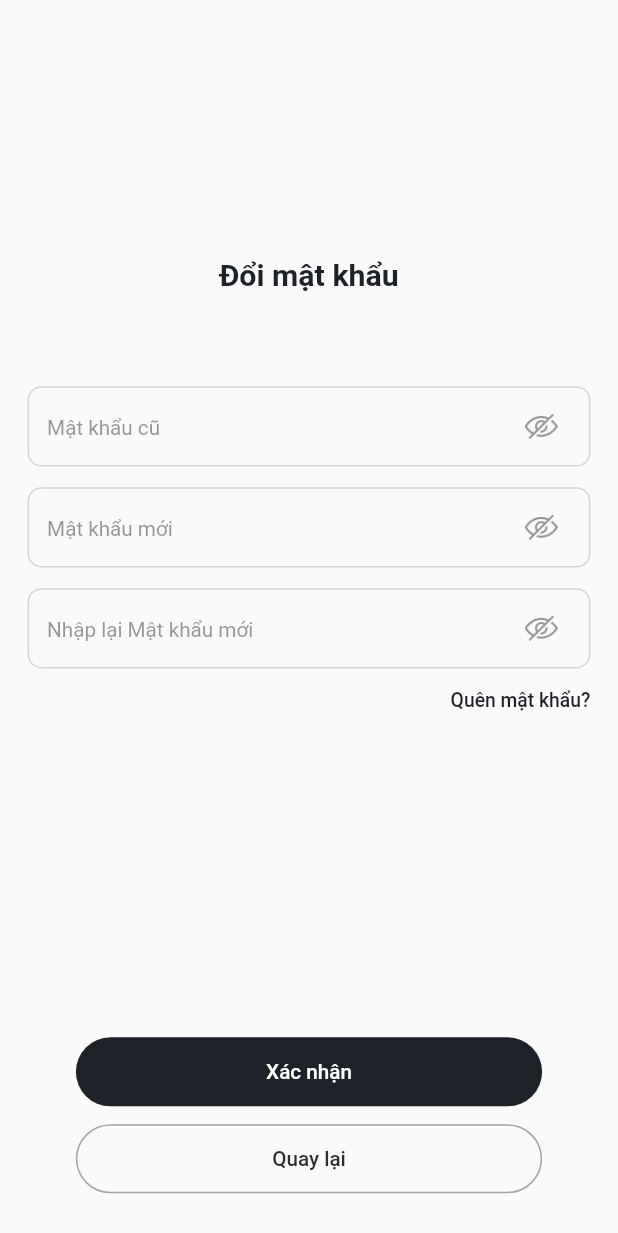
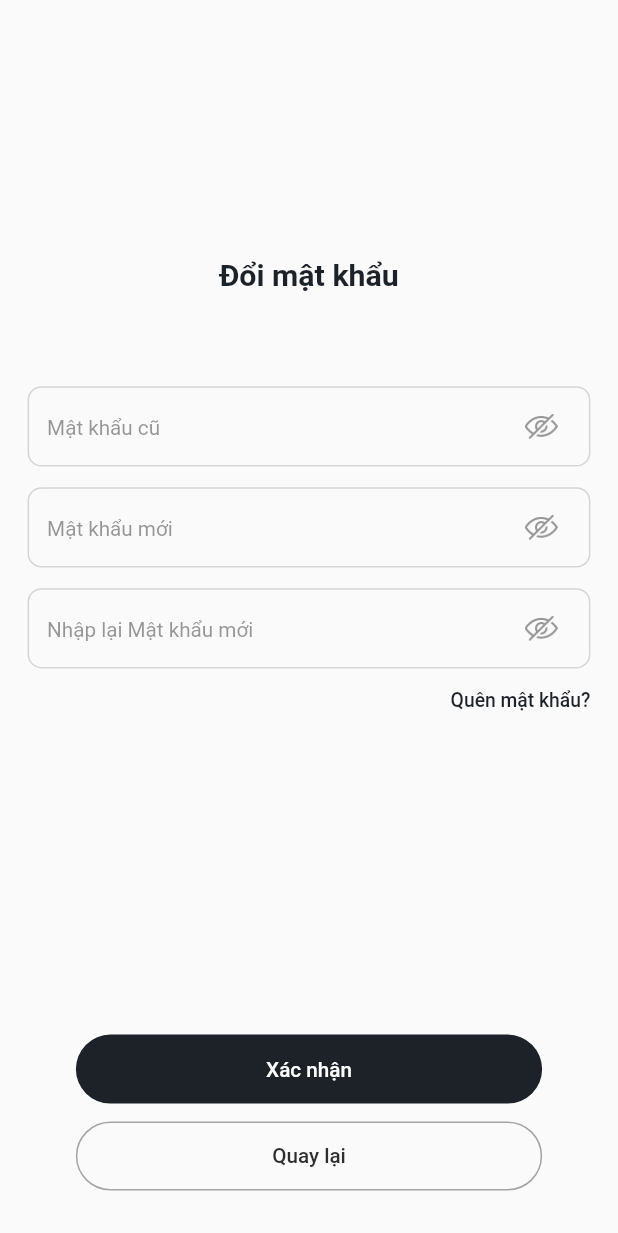
Before and after one commit to CongNgheMoi2024/app_zalo, a Flutter app: the ChangePasswordScreen screen opened directly, on a phone screen of 412 x 824 dp. Shown: the top 1233 px of the screen. Run offline on Flutter 3.47's test engine with Material 2 defaults, Android fonts, the phone set to English and light mode, and no system bars; our stand-ins replace cached_network_image, contacts_service, dio, flutter_bloc, flutter_svg, hive and 7 more; missing offline and left inert: envify, stomp_dart_client; accounts and stored records are empty.

Commit message:
new code
new code

```diff
--- a/lib/screens/change_password/ui/change_password_screen.dart
+++ b/lib/screens/change_password/ui/change_password_screen.dart
@@ -131,7 +131,7 @@ class _ChangePasswordScreenState extends State<ChangePasswordScreen> {
           ),
         ),
         bottomNavigationBar: Container(
-            height: 152.sp,
+            height: 171.sp,
             padding: EdgeInsets.only(bottom: 25.sp),
             child: Column(
               children: [
@@ -149,6 +149,12 @@ class _ChangePasswordScreenState extends State<ChangePasswordScreen> {
                         : Column(
                             crossAxisAlignment: CrossAxisAlignment.center,
                             children: [
+                                state is ErrorChangePasswordState
+                                    ? Container()
+                                    : SizedBox(
+                                        width: widthMedia,
+                                        height: 17.sp,
+                                      ),
                                 ButtonBottomNavigated(
                                     title: "Xác nhận",
                                     isValidate: isPasswordValid &&
@@ -168,14 +174,18 @@ class _ChangePasswordScreenState extends State<ChangePasswordScreen> {
                                     }),
                                 state is ErrorChangePasswordState
                                     ? Text(
-                                        "Đổi mật khẩu thất bại",
-                                        style: text14.medium.error,
+                                        "Mật khẩu không đúng",
+                                        style: text13.medium.error,
                                       )
                                     : Container(),
                               ]);
                   }
                 }),
-                ButtonBottomNext(title: "Quay lại")
+                ButtonBottomNext(
+                    title: "Quay lại",
+                    onPressed: () {
+                      Navigator.pop(context);
+                    })
               ],
             )),
       ),
```
